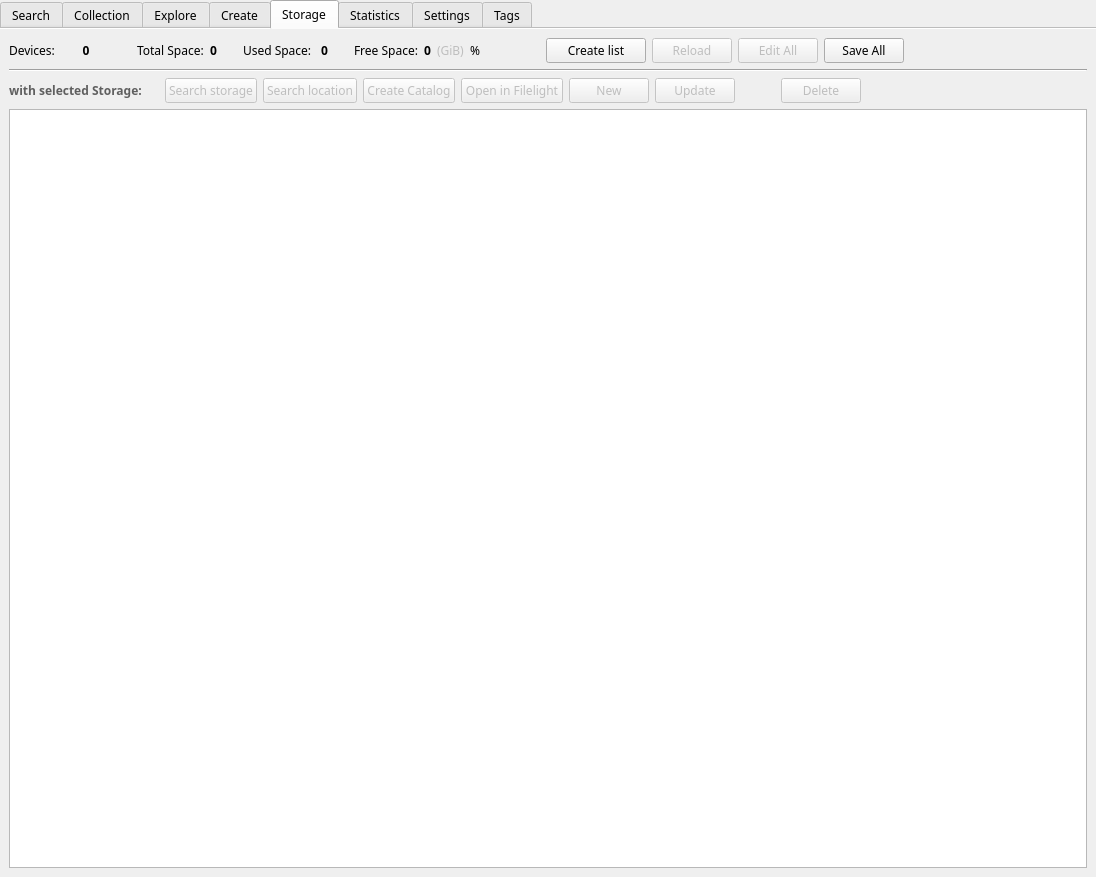
Old version of the form mainwindow.ui in the repository StephaneCouturier/Katalog.
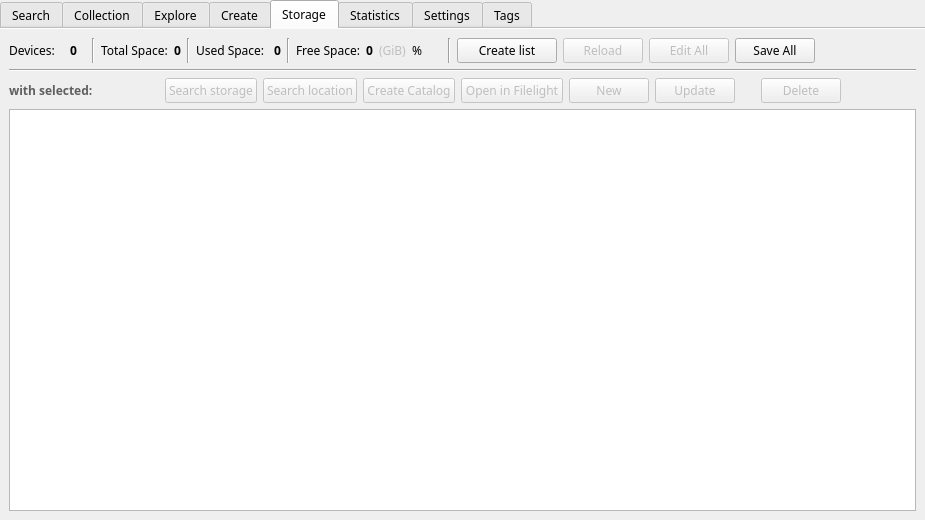
New version of the form. The open tabs and pages were chosen to show the change. Icons and pictures are not drawn. Custom widgets are drawn as their Qt base class.

Commit message: https://github.com/StephaneCouturier/Katalog/issues/114

```diff
--- a/mainwindow.ui
+++ b/mainwindow.ui
@@ -9,10 +9,16 @@
    <rect>
     <x>0</x>
     <y>0</y>
-    <width>1096</width>
-    <height>877</height>
+    <width>925</width>
+    <height>520</height>
    </rect>
   </property>
+  <property name="minimumSize">
+   <size>
+    <width>925</width>
+    <height>520</height>
+   </size>
+  </property>
   <property name="windowTitle">
    <string>Katalog</string>
   </property>
@@ -2494,7 +2500,7 @@
              <string notr="true">color: rgb(95, 95, 95);</string>
             </property>
             <property name="text">
-             <string>with selected Storage: </string>
+             <string>with selected: </string>
             </property>
             <property name="margin">
              <number>6</number>
@@ -2595,7 +2601,7 @@
             </property>
             <property name="sizeHint" stdset="0">
              <size>
-              <width>40</width>
+              <width>20</width>
               <height>20</height>
              </size>
             </property>
@@ -2646,7 +2652,7 @@
            <widget class="QLabel" name="Storage_label_CountValue">
             <property name="minimumSize">
              <size>
-              <width>50</width>
+              <width>25</width>
               <height>0</height>
              </size>
             </property>
@@ -2666,20 +2672,11 @@
            </widget>
           </item>
           <item>
-           <spacer name="Storage_horizontalSpacer_01">
+           <widget class="Line" name="line_2">
             <property name="orientation">
-             <enum>Qt::Horizontal</enum>
+             <enum>Qt::Vertical</enum>
             </property>
-            <property name="sizeType">
-             <enum>QSizePolicy::Fixed</enum>
-            </property>
-            <property name="sizeHint" stdset="0">
-             <size>
-              <width>20</width>
-              <height>20</height>
-             </size>
-            </property>
-           </spacer>
+           </widget>
           </item>
           <item>
            <widget class="QLabel" name="Storage_label_SpaceTotalLabel">
@@ -2703,20 +2700,11 @@
            </widget>
           </item>
           <item>
-           <spacer name="Storage_horizontalSpacer_02">
+           <widget class="Line" name="line_3">
             <property name="orientation">
-             <enum>Qt::Horizontal</enum>
+             <enum>Qt::Vertical</enum>
             </property>
-            <property name="sizeType">
-             <enum>QSizePolicy::Fixed</enum>
-            </property>
-            <property name="sizeHint" stdset="0">
-             <size>
-              <width>20</width>
-              <height>20</height>
-             </size>
-            </property>
-           </spacer>
+           </widget>
           </item>
           <item>
            <widget class="QLabel" name="Storage_label_SpaceUsedLabel">
@@ -2740,20 +2728,11 @@
            </widget>
           </item>
           <item>
-           <spacer name="Storage_horizontalSpacer_03">
+           <widget class="Line" name="line_4">
             <property name="orientation">
-             <enum>Qt::Horizontal</enum>
+             <enum>Qt::Vertical</enum>
             </property>
-            <property name="sizeType">
-             <enum>QSizePolicy::Fixed</enum>
-            </property>
-            <property name="sizeHint" stdset="0">
-             <size>
-              <width>20</width>
-              <height>20</height>
-             </size>
-            </property>
-           </spacer>
+           </widget>
           </item>
           <item>
            <widget class="QLabel" name="Storage_label_SpaceFreeLabel">
@@ -2790,7 +2769,7 @@
            <widget class="QLabel" name="Storage_labelPercentFree">
             <property name="minimumSize">
              <size>
-              <width>20</width>
+              <width>30</width>
               <height>0</height>
              </size>
             </property>
@@ -2800,20 +2779,11 @@
            </widget>
           </item>
           <item>
-           <spacer name="Storage_horizontalSpacer_04">
+           <widget class="Line" name="line_5">
             <property name="orientation">
-             <enum>Qt::Horizontal</enum>
+             <enum>Qt::Vertical</enum>
             </property>
-            <property name="sizeType">
-             <enum>QSizePolicy::Minimum</enum>
-            </property>
-            <property name="sizeHint" stdset="0">
-             <size>
-              <width>50</width>
-              <height>20</height>
-             </size>
-            </property>
-           </spacer>
+           </widget>
           </item>
           <item>
            <widget class="QPushButton" name="Storage_pushButton_CreateList">
```
Left out of the diff: 70 changed lines with no effect on the pictures. The commit also changes 2 other files.
